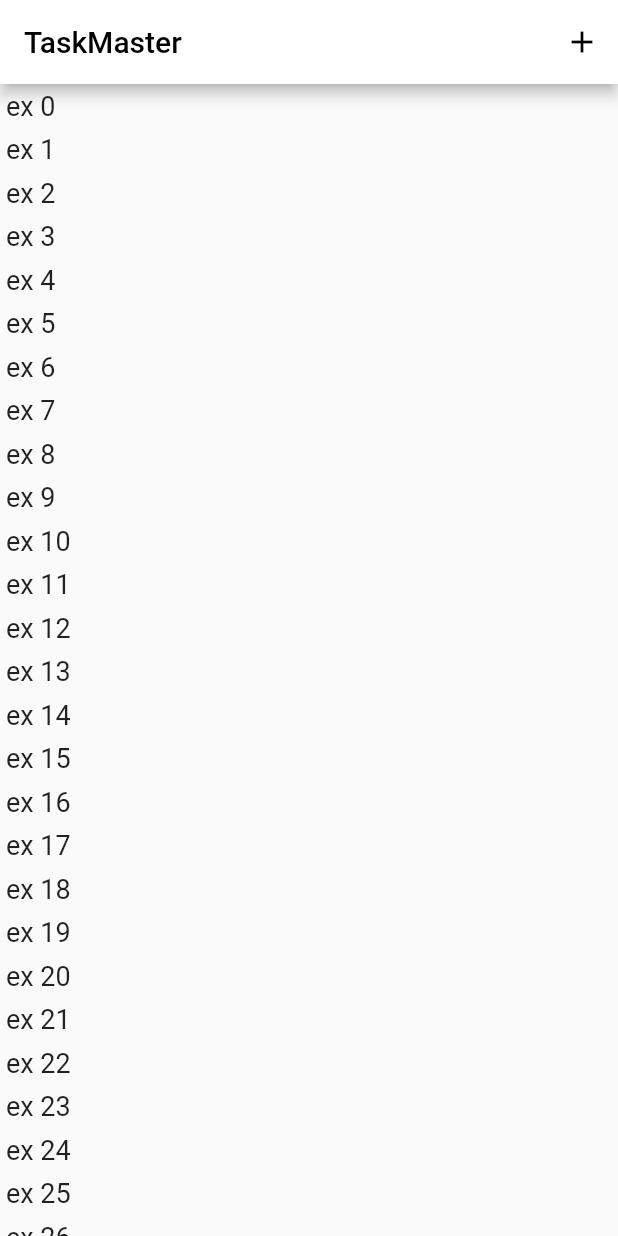
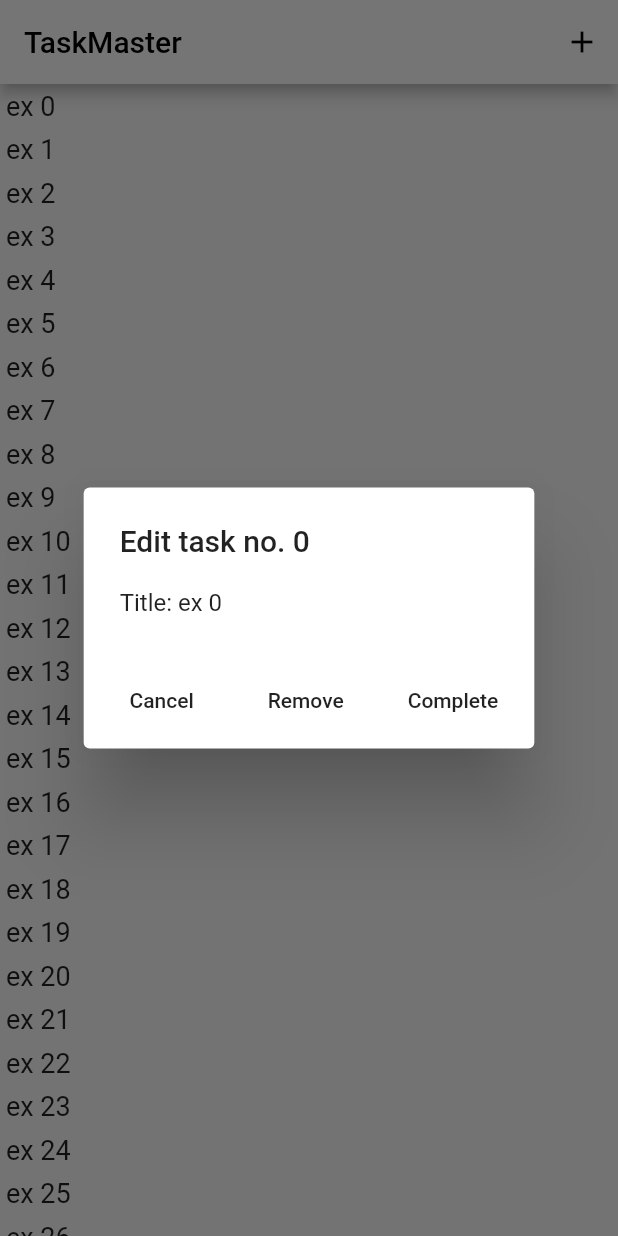
Before and after one commit to wesolowskidawid/todo_app, a Flutter app: the screen it shows after launch, after a tap on an icon or button, on a phone screen of 412 x 824 dp. Run offline on Flutter 3.47's test engine with Material 2 defaults, Android fonts, the phone set to English and light mode, and no system bars.

Commit message:
Remove tasks

```diff
--- a/lib/main.dart
+++ b/lib/main.dart
@@ -31,6 +31,7 @@ class MyHomePage extends StatefulWidget {
 class _MyHomePageState extends State<MyHomePage> {
 
   List<String> itemList = List.generate(100, (i) => "ex $i");
+  List<String> completedList = List.of(['Example of Completed Task']);
   final ScrollController _scrollController = ScrollController();
 
   void addItem(String text) {
@@ -38,6 +39,14 @@ class _MyHomePageState extends State<MyHomePage> {
       itemList.insert(0, text);
       _scrollController.animateTo(_scrollController.position.minScrollExtent, duration: const Duration(milliseconds: 300), curve: Curves.easeOut);
       print('Item Added');
+    });
+  }
+
+  void removeItem(int index) {
+    setState(() {
+      itemList.removeAt(index);
+      _scrollController.animateTo(_scrollController.position.minScrollExtent, duration: const Duration(milliseconds: 300), curve: Curves.easeOut);
+      print('Item no. $index removed');
     });
   }
 
@@ -77,6 +86,44 @@ class _MyHomePageState extends State<MyHomePage> {
     );
   }
 
+  void showEditAlert(int index) {
+    String taskName = itemList[index];
+    showDialog(
+        context: context,
+        builder: (BuildContext context) {
+          return AlertDialog(
+            title: Text(
+              'Edit task no. $index',
+            ),
+            content: Text(
+              'Title: $taskName',
+            ),
+            actions: <Widget>[
+              FlatButton(
+                onPressed: () {
+                  Navigator.of(context).pop();
+                },
+                child: const Text('Cancel'),
+              ),
+              FlatButton(
+                onPressed: () {
+                  Navigator.of(context).pop();
+                  removeItem(index);
+                },
+                child: const Text('Remove'),
+              ),
+              FlatButton(
+                onPressed: () {
+                  Navigator.of(context).pop();
+                },
+                child: const Text('Complete'),
+              ),
+            ],
+          );
+        }
+    );
+  }
+
 
   @override
   Widget build(BuildContext context) {
@@ -109,7 +156,7 @@ class _MyHomePageState extends State<MyHomePage> {
                   padding: const EdgeInsets.all(4.0),
                   child: InkWell(
                     onTap: () {
-                      print('Item ${index + 1} tapped!');
+                      showEditAlert(index);
                     },
                     child: Text(
                         itemList[index],
```
